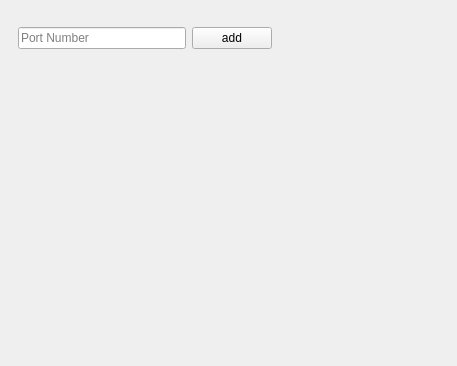
The window that oscreceiver.ui (kzkyuta/OscTester) describes before a commit, drawn with Qt 5.
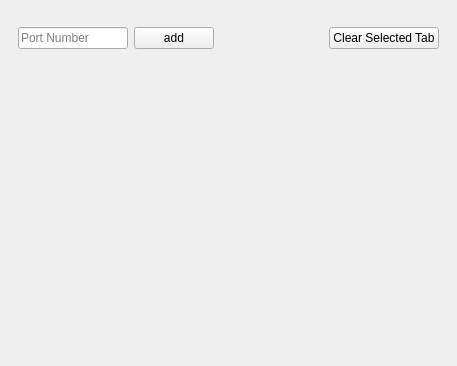
The same window after the commit.

Commit message: implemented clear selected tab on receiver

Patch:
```diff
--- a/oscreceiver.ui
+++ b/oscreceiver.ui
@@ -62,6 +62,13 @@
            </property>
           </spacer>
          </item>
+         <item>
+          <widget class="QPushButton" name="clearSelectedTab">
+           <property name="text">
+            <string>Clear Selected Tab</string>
+           </property>
+          </widget>
+         </item>
         </layout>
        </item>
       </layout>
```
The commit also changes 6 other files.
